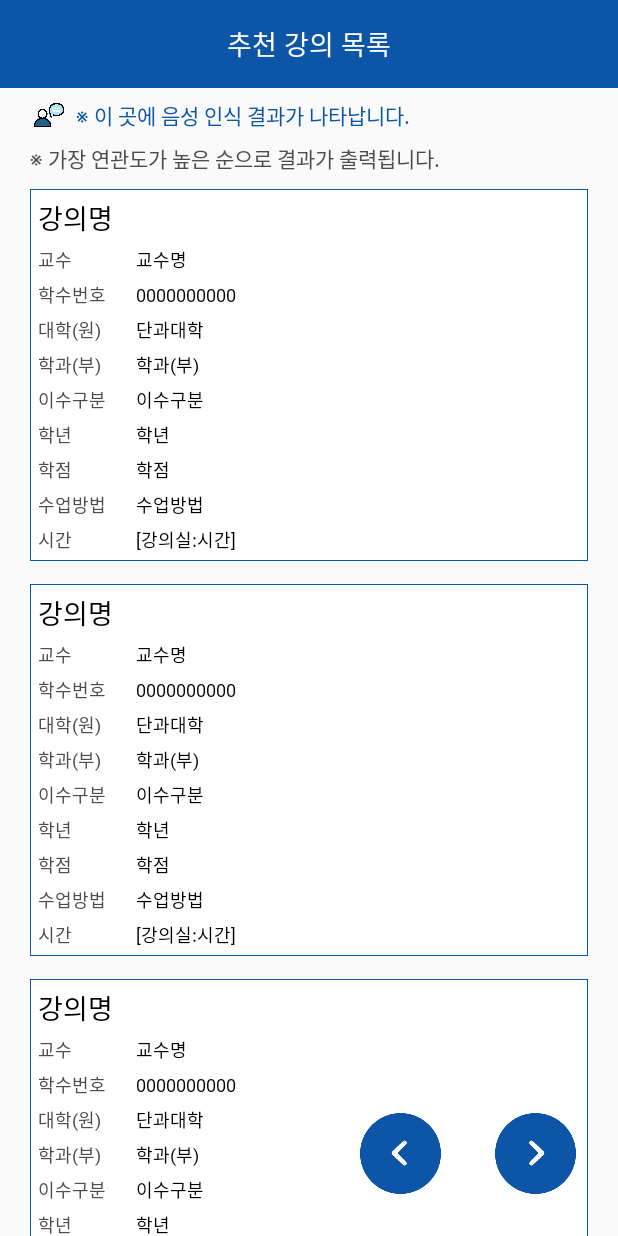
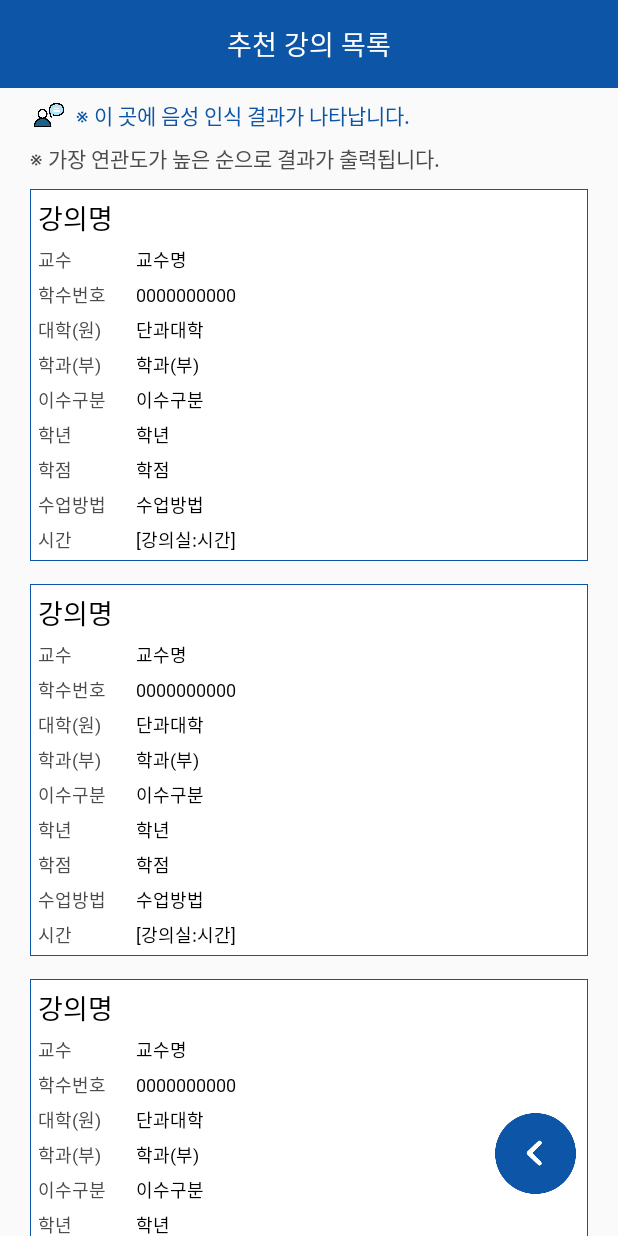
Before and after one commit to Pyeonbok/capstone-design, an Android app: the layout activity_recommend.xml on its own in the app's theme, with its tools: preview values and no code run, on a phone screen of 412 x 824 dp. Run offline under Robolectric (Android 15) with nearby library versions, the phone set to English and light mode, and no system bars.

Commit message:
시간표 주석처리

```diff
--- a/app/src/main/java/com/example/gaegang/RecommendActivity.kt
+++ b/app/src/main/java/com/example/gaegang/RecommendActivity.kt
@@ -65,11 +65,13 @@ class RecommendActivity : AppCompatActivity()  {
             startActivity(intent)
         }
 
+        /*
         val next_intent = findViewById(R.id.button_next) as ImageButton
         next_intent.setOnClickListener {
             val intent = Intent(this, TimeTableActivity::class.java)
             startActivity(intent)
         }
+        */
 
 
 
--- a/app/src/main/java/com/example/gaegang/TimeTableActivity.kt
+++ b/app/src/main/java/com/example/gaegang/TimeTableActivity.kt
@@ -1,5 +1,5 @@
 package com.example.gaegang
-
+/*
 import android.content.Intent
 import android.os.Bundle
 import android.widget.ImageButton
@@ -20,3 +20,4 @@ class TimeTableActivity : AppCompatActivity() {
 
     }
 }
+*/
--- a/app/src/main/res/layout/activity_recommend.xml
+++ b/app/src/main/res/layout/activity_recommend.xml
@@ -118,12 +118,13 @@
             android:layout_width="90dp"
             android:layout_height="90dp"
             android:layout_marginBottom="10dp"
+            android:layout_marginEnd="10dp"
             android:adjustViewBounds="true"
             android:background="@android:color/transparent"
             android:scaleType="fitCenter"
             android:src="@drawable/prev"/>
 
-        <ImageButton
+        <!--ImageButton
             android:id="@+id/button_next"
             android:layout_width="90dp"
             android:layout_height="90dp"
@@ -132,7 +133,7 @@
             android:adjustViewBounds="true"
             android:background="@android:color/transparent"
             android:scaleType="fitCenter"
-            android:src="@drawable/next"/>
+            android:src="@drawable/next"/-->
 
 
     </LinearLayout>
```
